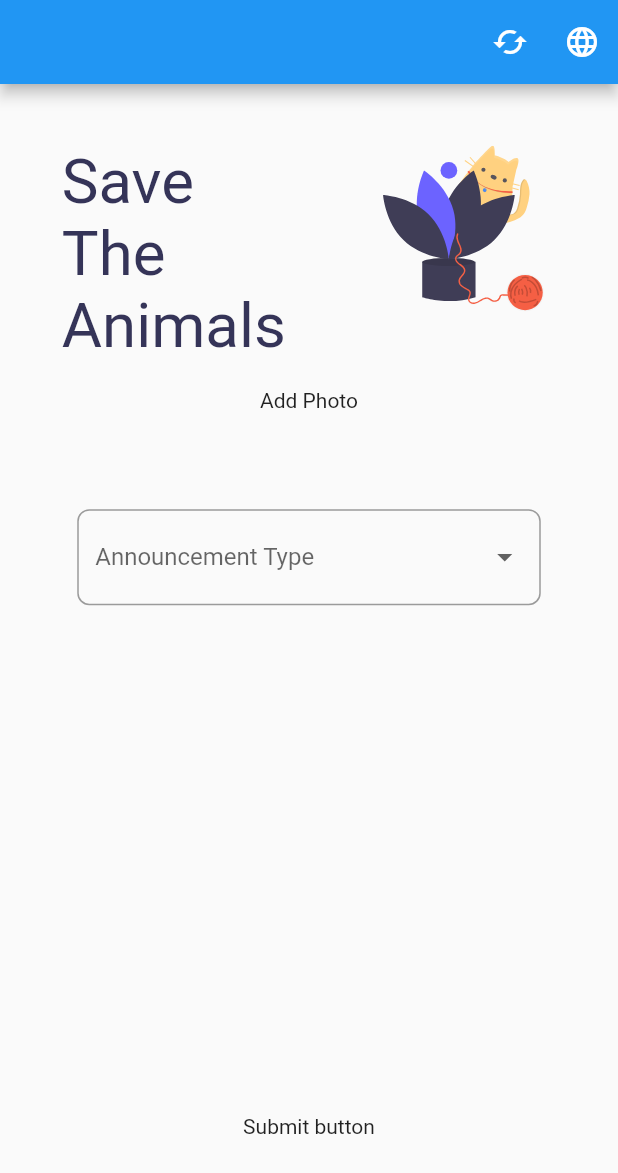
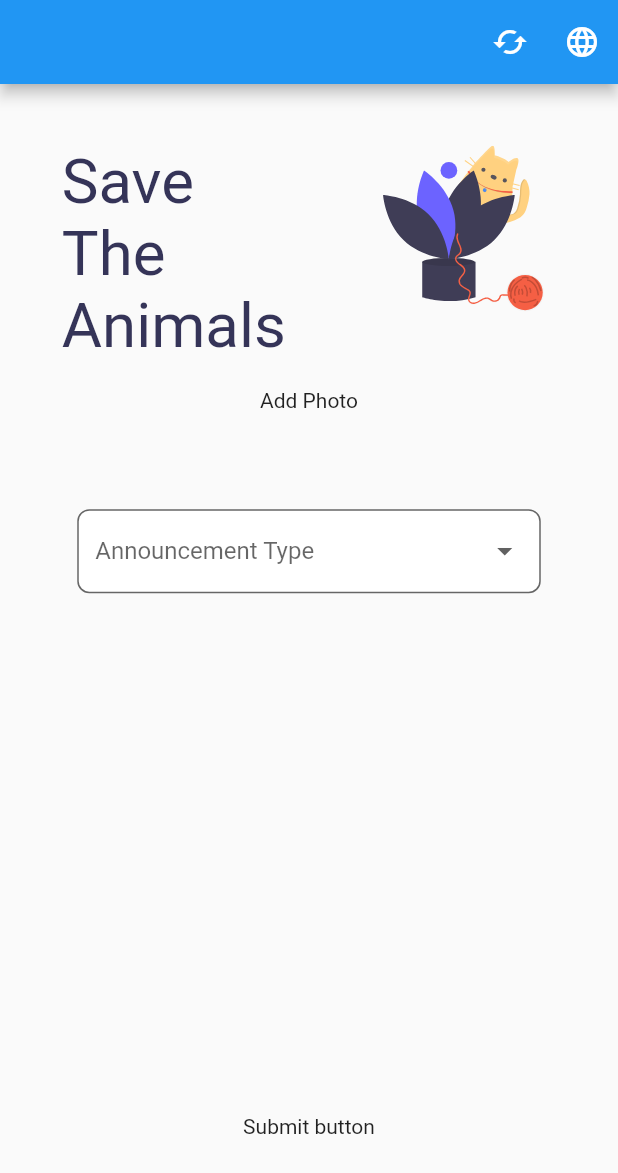
Before and after one commit to VBThree/Mobile, a Flutter app: the screen it shows after launch, on a phone screen of 412 x 824 dp. Shown: the top 1173 px of the screen. Run offline on Flutter 3.47's test engine with Material 2 defaults, Android fonts, the phone set to English and light mode, and no system bars; our stand-ins replace easy_localization, flutter_mobx, flutter_svg, mobx; generated files the repository leaves out were written again.

Commit message:
Added input decoration to light theme

```diff
--- a/lib/core/init/theme/light_theme/light_theme.dart
+++ b/lib/core/init/theme/light_theme/light_theme.dart
@@ -2,12 +2,14 @@ import 'package:flutter/material.dart';
 
 final ThemeData lightTheme = ThemeData.light().copyWith(
   inputDecorationTheme: InputDecorationTheme(
-
-
+    isDense: true,
+    filled: true,
+    fillColor: Colors.white,
     border: OutlineInputBorder(
-      borderRadius: BorderRadius.circular(8),
+      borderSide: BorderSide(style: BorderStyle.none),
+      borderRadius: const BorderRadius.all(
+        const Radius.circular(8.0),
+      ),
     ),
   ),
-
-
 );
```
